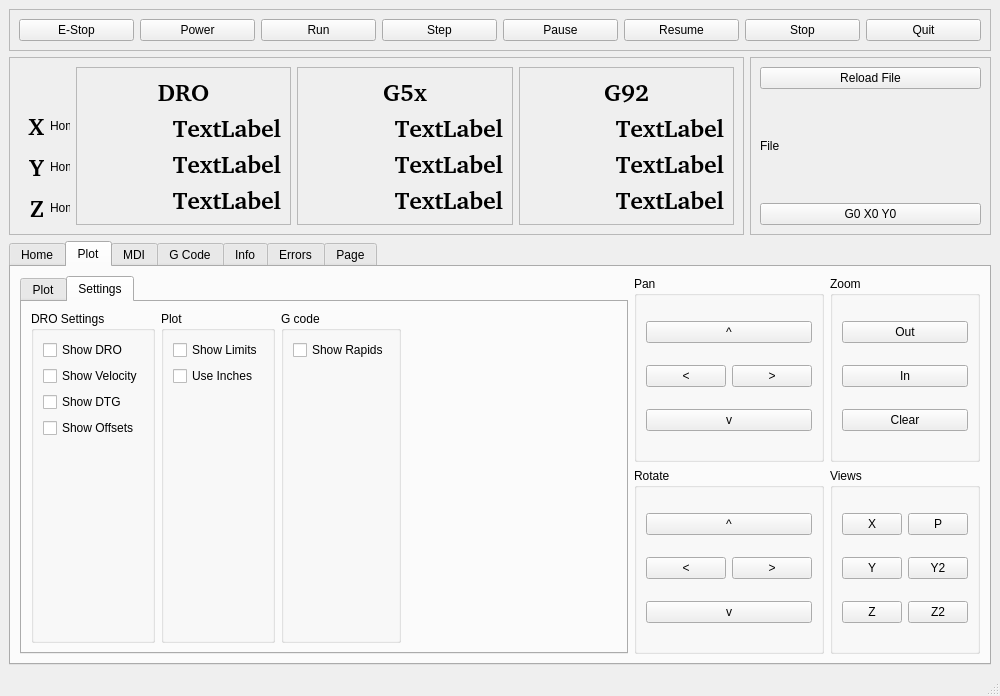
Old version of the form examples/touch/touch.ui in the repository jethornton/flexgui.
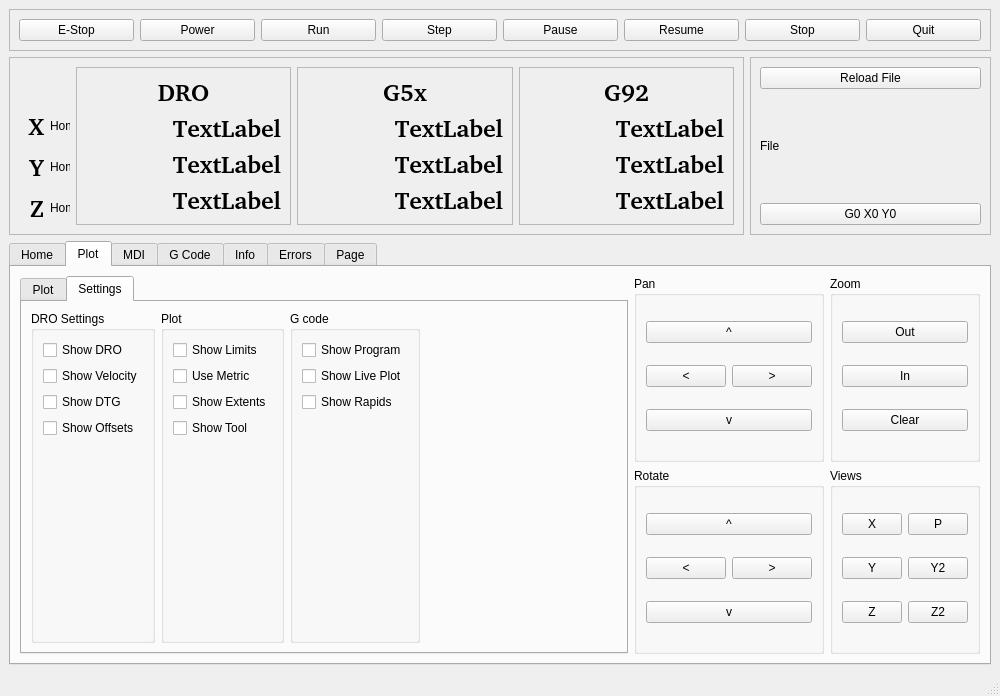
New version of the form. The open tabs and pages were chosen to show the change.

Diff of the .ui file:
```diff
--- a/examples/touch/touch.ui
+++ b/examples/touch/touch.ui
@@ -454,14 +454,14 @@
                <string>Plot</string>
               </property>
               <layout class="QGridLayout" name="gridLayout_26">
-               <item row="0" column="0">
-                <widget class="QCheckBox" name="show_limits_cb">
+               <item row="1" column="0">
+                <widget class="QCheckBox" name="view_limits_cb">
                  <property name="text">
                   <string>Show Limits</string>
                  </property>
                 </widget>
                </item>
-               <item row="2" column="0">
+               <item row="5" column="0">
                 <spacer name="verticalSpacer_3">
                  <property name="orientation">
                   <enum>Qt::Vertical</enum>
@@ -474,10 +474,24 @@
                  </property>
                 </spacer>
                </item>
-               <item row="1" column="0">
-                <widget class="QCheckBox" name="view_inches_cb">
+               <item row="3" column="0">
+                <widget class="QCheckBox" name="view_extents_option_cb">
                  <property name="text">
-                  <string>Use Inches</string>
+                  <string>Show Extents</string>
+                 </property>
+                </widget>
+               </item>
+               <item row="2" column="0">
+                <widget class="QCheckBox" name="view_metric_units_cb">
+                 <property name="text">
+                  <string>Use Metric</string>
+                 </property>
+                </widget>
+               </item>
+               <item row="4" column="0">
+                <widget class="QCheckBox" name="view_tool_cb">
+                 <property name="text">
+                  <string>Show Tool</string>
                  </property>
                 </widget>
                </item>
@@ -556,11 +570,11 @@
                <item row="0" column="0">
                 <widget class="QCheckBox" name="checkBox">
                  <property name="text">
-                  <string>Show Rapids</string>
+                  <string>Show Program</string>
                  </property>
                 </widget>
                </item>
-               <item row="1" column="0">
+               <item row="3" column="0">
                 <spacer name="verticalSpacer_4">
                  <property name="orientation">
                   <enum>Qt::Vertical</enum>
@@ -573,6 +587,20 @@
                  </property>
                 </spacer>
                </item>
+               <item row="2" column="0">
+                <widget class="QCheckBox" name="view_rapids_cb">
+                 <property name="text">
+                  <string>Show Rapids</string>
+                 </property>
+                </widget>
+               </item>
+               <item row="1" column="0">
+                <widget class="QCheckBox" name="view_live_plot_cb">
+                 <property name="text">
+                  <string>Show Live Plot</string>
+                 </property>
+                </widget>
+               </item>
               </layout>
              </widget>
             </item>
```
Left out of the diff: 6 changed lines with no effect on the pictures.
